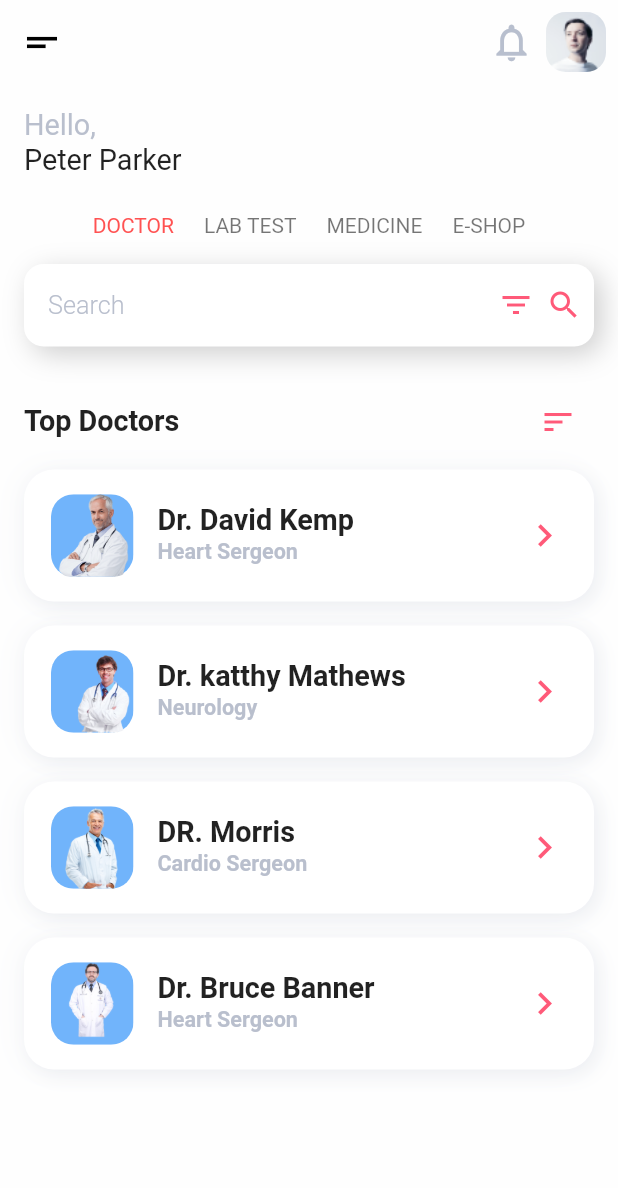
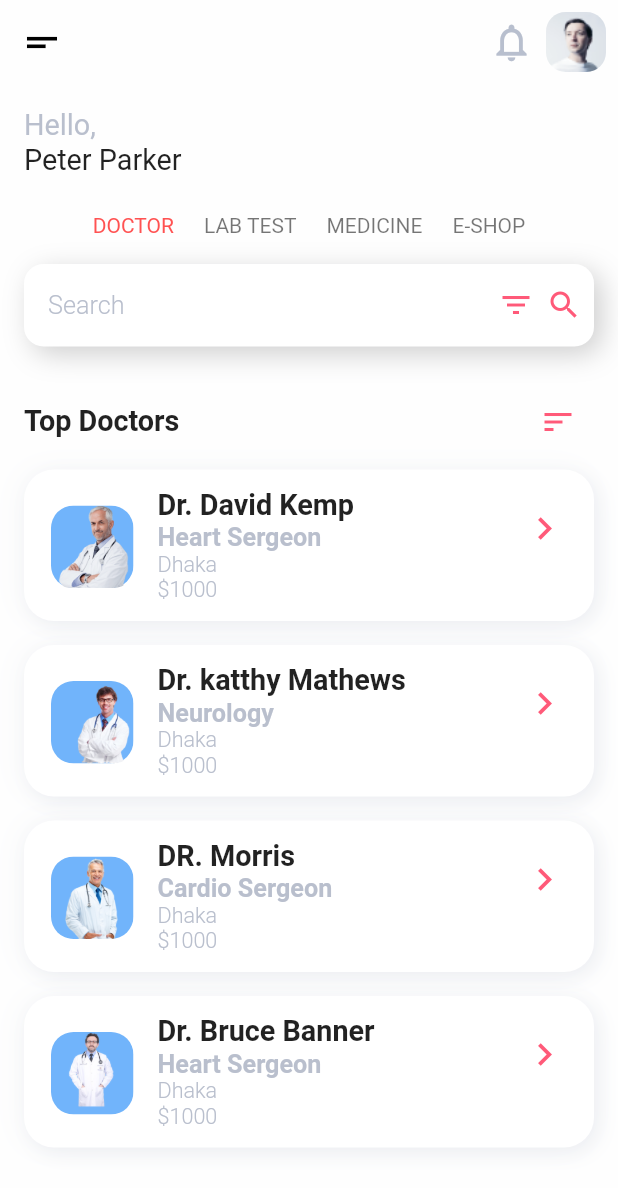
Before and after one commit to TheAlphamerc/flutter_healthcare_app, a Flutter app: the HomePage screen opened by its route, on a phone screen of 412 x 824 dp. Shown: the top 1188 px of the screen. Run offline on Flutter 3.47's test engine with Material 2 defaults, Android fonts, the phone set to English and light mode, and no system bars; our stand-ins replace geolocator; missing offline and left inert: geocoder.

Commit message:
modified home page

```diff
--- a/lib/src/model/dactor_model.dart
+++ b/lib/src/model/dactor_model.dart
@@ -13,9 +13,11 @@ class DoctorModel {
   bool isfavourite;
   String image;
   String education;
+  String location;
+  String constFee;
 
-    DoctorModel({
-        this.name,
+  DoctorModel(
+      {this.name,
       this.type,
       this.description,
       this.rating,
@@ -25,7 +27,8 @@ class DoctorModel {
       this.isfavourite,
       this.image,
       this.education,
-    });
+      this.location,
+      this.constFee});
 
   DoctorModel copyWith({
     String name,
@@ -38,6 +41,8 @@ class DoctorModel {
     bool isfavourite,
     String image,
     String education,
+    String location,
+    String constFee,
   }) =>
       DoctorModel(
           name: name ?? this.name,
@@ -50,9 +55,11 @@ class DoctorModel {
           isfavourite: isfavourite ?? this.isfavourite,
           image: image ?? this.image,
           education: education ?? this.education,
-        );
+          location: location ?? this.location,
+          constFee: constFee ?? this.constFee);
 
-    factory DoctorModel.fromRawJson(String str) => DoctorModel.fromJson(json.decode(str));
+  factory DoctorModel.fromRawJson(String str) =>
+      DoctorModel.fromJson(json.decode(str));
 
   String toRawJson() => json.encode(toJson());
 
@@ -61,12 +68,18 @@ class DoctorModel {
         type: json["type"] == null ? null : json["type"],
         description: json["description"] == null ? null : json["description"],
         rating: json["rating"] == null ? null : json["rating"].toDouble(),
-        goodReviews: json["goodReviews"] == null ? null : json["goodReviews"].toDouble(),
-        totalScore: json["totalScore"] == null ? null : json["totalScore"].toDouble(),
-        satisfaction: json["satisfaction"] == null ? null : json["satisfaction"].toDouble(),
+        goodReviews:
+            json["goodReviews"] == null ? null : json["goodReviews"].toDouble(),
+        totalScore:
+            json["totalScore"] == null ? null : json["totalScore"].toDouble(),
+        satisfaction: json["satisfaction"] == null
+            ? null
+            : json["satisfaction"].toDouble(),
         isfavourite: json["isfavourite"] == null ? null : json["isfavourite"],
         image: json["image"] == null ? null : json["image"],
-        education: json["education"]== null ?null :json["education"],
+        education: json["education"] == null ? null : json["education"],
+        location: json["location"] == null ? null : json["location"],
+        constFee: json["constFee"] == null ? null : json["constFee"],
       );
 
   Map<String, dynamic> toJson() => {
@@ -80,5 +93,7 @@ class DoctorModel {
         "isfavourite": isfavourite == null ? null : isfavourite,
         "image": image == null ? null : image,
         "education": education == null ? null : education,
+        "location": location == null ? null : location,
+        "constFee": constFee == null ? null : constFee,
       };
 }
--- a/lib/src/model/data.dart
+++ b/lib/src/model/data.dart
@@ -10,6 +10,8 @@ final doctorMapList = [
     "image":"assets/doctor.png",
     "education": "MBBS",
     "description": "A doctor can be found in several settings, including public health organization, group practices and  hospitals They have some of the most diverse and challenging careears available and part of a universally well-respected profession",
+    "location":"Dhaka",
+    "constFee":"1000"
   },
   {
     "name": "Dr. katthy Mathews",
@@ -22,6 +24,8 @@ final doctorMapList = [
     "image":"assets/doctor_4.png",
     "education": "MBBS",
     "description": "A doctor can be found in several settings, including public health organization, group practices and  hospitals They have some of the most diverse and challenging careears available and part of a universally well-respected profession",
+    "location":"Dhaka",
+    "constFee":"1000"
   },
   {
     "name": "DR. Morris",
@@ -34,6 +38,8 @@ final doctorMapList = [
     "image":"assets/doctor_3.png",
     "education": "MBBS",
     "description": "A doctor can be found in several settings, including public health organization, group practices and  hospitals They have some of the most diverse and challenging careears available and part of a universally well-respected profession",
+    "location":"Dhaka",
+    "constFee":"1000"
   },
   {
     "name": "Dr. Bruce Banner",
@@ -46,5 +52,7 @@ final doctorMapList = [
     "image":"assets/doctor_1.png",
     "education": "MBBS",
     "description": "A doctor can be found in several settings, including public health organization, group practices and  hospitals They have some of the most diverse and challenging careears available and part of a universally well-respected profession",
+    "location":"Dhaka",
+    "constFee":"1000"
   }
 ];
--- a/lib/src/pages/home_page.dart
+++ b/lib/src/pages/home_page.dart
@@ -381,10 +381,25 @@ class _HomePageState extends State<HomePage> {
             ),
           ),
           title: Text(model.name, style: TextStyles.title.bold),
-          subtitle: Text(
-            model.type,
-            style: TextStyles.bodySm.subTitleColor.bold,
+          subtitle: Column(
+            crossAxisAlignment: CrossAxisAlignment.start,
+            children: [
+              Text(
+                model.type,
+                style: TextStyles.body.subTitleColor.bold,
+              ),
+              Text(
+                model.location,
+                style: TextStyles.bodySm.subTitleColor,
+              ),
+              Text(
+                ('\$${model.constFee}'),
+                style: TextStyles.bodySm.subTitleColor,
+              ),
+
+            ],
           ),
+
           trailing: Icon(
             Icons.keyboard_arrow_right,
             size: 30,
```
Lines whose indentation alone changed are shown as unchanged.
